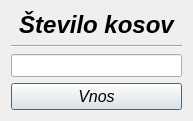
First picture: the form in numofitems.ui, repository MaxMaxy/racun, before the edit.
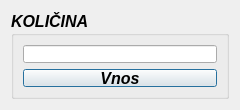
Second picture: the form after the edit.

Patch:
```diff
--- a/numofitems.ui
+++ b/numofitems.ui
@@ -6,10 +6,22 @@
    <rect>
     <x>0</x>
     <y>0</y>
-    <width>193</width>
-    <height>121</height>
+    <width>240</width>
+    <height>110</height>
    </rect>
   </property>
+  <property name="minimumSize">
+   <size>
+    <width>240</width>
+    <height>110</height>
+   </size>
+  </property>
+  <property name="maximumSize">
+   <size>
+    <width>240</width>
+    <height>110</height>
+   </size>
+  </property>
   <property name="font">
    <font>
     <family>MS Sans Serif</family>
@@ -20,65 +32,46 @@
   <property name="windowTitle">
    <string>Dialog</string>
   </property>
-  <layout class="QVBoxLayout" name="verticalLayout_2">
-   <item>
+  <layout class="QGridLayout" name="gridLayout">
+   <item row="0" column="0">
+    <widget class="QGroupBox" name="groupBox">
+     <property name="font">
+      <font>
+       <pointsize>12</pointsize>
+       <weight>75</weight>
+       <italic>true</italic>
+       <bold>true</bold>
+      </font>
+     </property>
+     <property name="title">
+      <string>KOLIČINA</string>
+     </property>
+     <property name="flat">
+      <bool>true</bool>
+     </property>
     <layout class="QVBoxLayout" name="verticalLayout">
-     <item>
-      <widget class="QLabel" name="label">
-       <property name="font">
-        <font>
-         <family>MS Sans Serif</family>
-         <pointsize>18</pointsize>
-         <weight>75</weight>
-         <italic>true</italic>
-         <bold>true</bold>
-        </font>
-       </property>
-       <property name="text">
-        <string>Število kosov</string>
-       </property>
-       <property name="alignment">
-        <set>Qt::AlignCenter</set>
-       </property>
-       <property name="buddy">
-        <cstring>lineEdit_steviloKosov</cstring>
-       </property>
-      </widget>
-     </item>
-     <item>
-      <widget class="Line" name="line">
-       <property name="font">
-        <font>
-         <italic>true</italic>
-        </font>
-       </property>
-       <property name="orientation">
-        <enum>Qt::Horizontal</enum>
-       </property>
-      </widget>
-     </item>
      <item>
       <widget class="QLineEdit" name="lineEdit_steviloKosov">
        <property name="font">
         <font>
          <family>MS Sans Serif</family>
          <pointsize>10</pointsize>
+          <weight>50</weight>
          <italic>true</italic>
+          <bold>false</bold>
         </font>
        </property>
       </widget>
      </item>
-    </layout>
-   </item>
-   <item>
-    <layout class="QHBoxLayout" name="horizontalLayout">
      <item>
       <widget class="QPushButton" name="pushButton_vnos">
        <property name="font">
         <font>
          <family>MS Sans Serif</family>
          <pointsize>12</pointsize>
+          <weight>75</weight>
          <italic>true</italic>
+          <bold>true</bold>
         </font>
        </property>
        <property name="text">
@@ -87,6 +80,7 @@
       </widget>
      </item>
     </layout>
+    </widget>
    </item>
   </layout>
  </widget>
```
Lines whose indentation alone changed are shown as unchanged.
